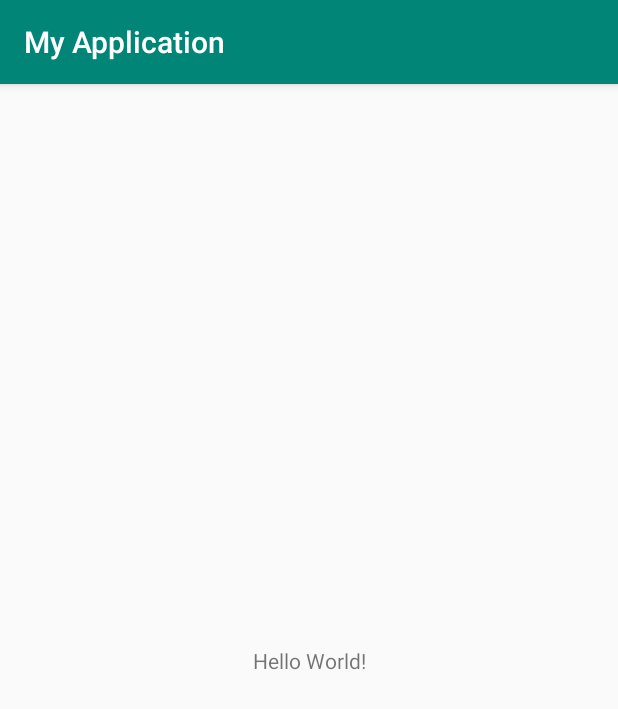
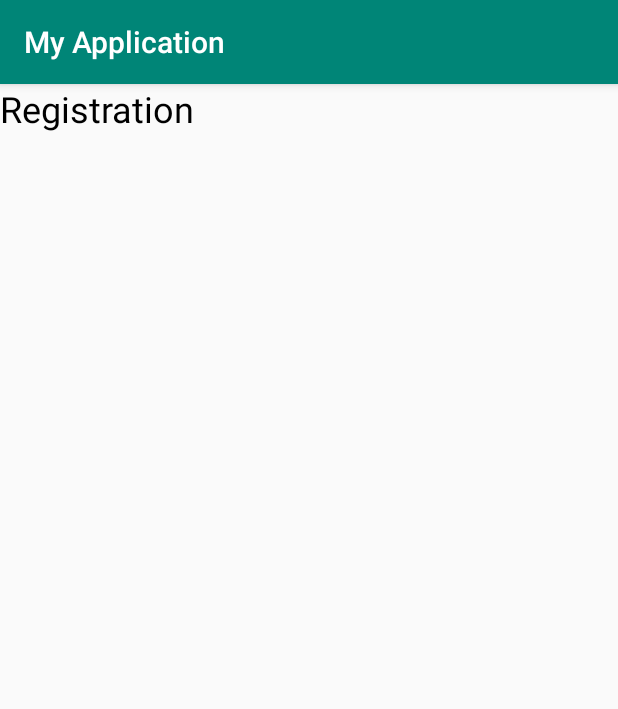
Before and after one commit to alexandersimolaIT/steamed_hams, an Android app: the screen it shows after launch (MainActivity), on a phone screen of 412 x 824 dp. Shown: the top 709 px of the screen. Run offline under Robolectric (Android 15) with nearby library versions, the phone set to English and light mode, and no system bars.

Commit message:
Very smol change

```diff
--- a/app/src/main/res/layout/activity_main.xml
+++ b/app/src/main/res/layout/activity_main.xml
@@ -9,10 +9,12 @@
     <TextView
         android:layout_width="wrap_content"
         android:layout_height="wrap_content"
-        android:text="Hello World!"
-        app:layout_constraintBottom_toBottomOf="parent"
+        android:text="Registration"
+        android:textColor="#000000"
+        app:layout_constraintTop_toTopOf="parent"
         app:layout_constraintLeft_toLeftOf="parent"
-        app:layout_constraintRight_toRightOf="parent"
-        app:layout_constraintTop_toTopOf="parent" />
+        android:textSize="24sp"
+
+        />
 
 </android.support.constraint.ConstraintLayout>
```
Also changed, not shown: 1 other file.
